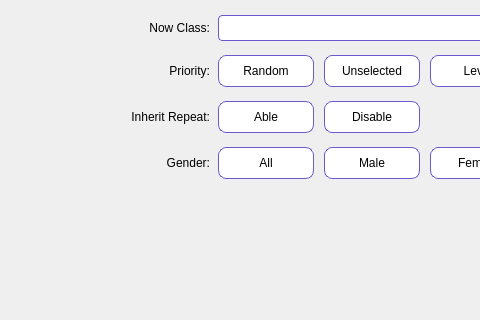
The window that component/optionpage/optionpage.ui (NagatoRailgun/zhuangding) describes before a commit, drawn with Qt 5; both pictures show x 0 to 480 and y 0 to 320 of the 640 by 540 pixel window.
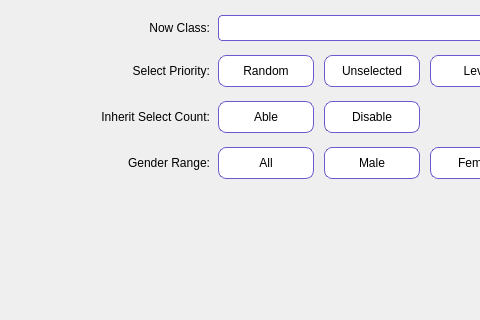
The same window after the commit.

Commit message: Add select chance

The edit to the form file:
```diff
--- a/component/optionpage/optionpage.ui
+++ b/component/optionpage/optionpage.ui
@@ -189,7 +189,7 @@
                </size>
               </property>
               <property name="text">
-               <string>Priority:</string>
+               <string>Select Priority:</string>
               </property>
               <property name="alignment">
                <set>Qt::AlignRight|Qt::AlignTrailing|Qt::AlignVCenter</set>
@@ -425,7 +425,7 @@
                </size>
               </property>
               <property name="text">
-               <string>‌Inherit Repeat:</string>
+               <string>‌Inherit Select Count:</string>
               </property>
               <property name="alignment">
                <set>Qt::AlignRight|Qt::AlignTrailing|Qt::AlignVCenter</set>
@@ -612,7 +612,7 @@
             <item>
              <widget class="QLabel" name="label_5">
               <property name="text">
-               <string>Gender:</string>
+               <string>Gender Range:</string>
               </property>
               <property name="alignment">
                <set>Qt::AlignRight|Qt::AlignTrailing|Qt::AlignVCenter</set>
```
The commit also changes 10 other files.
